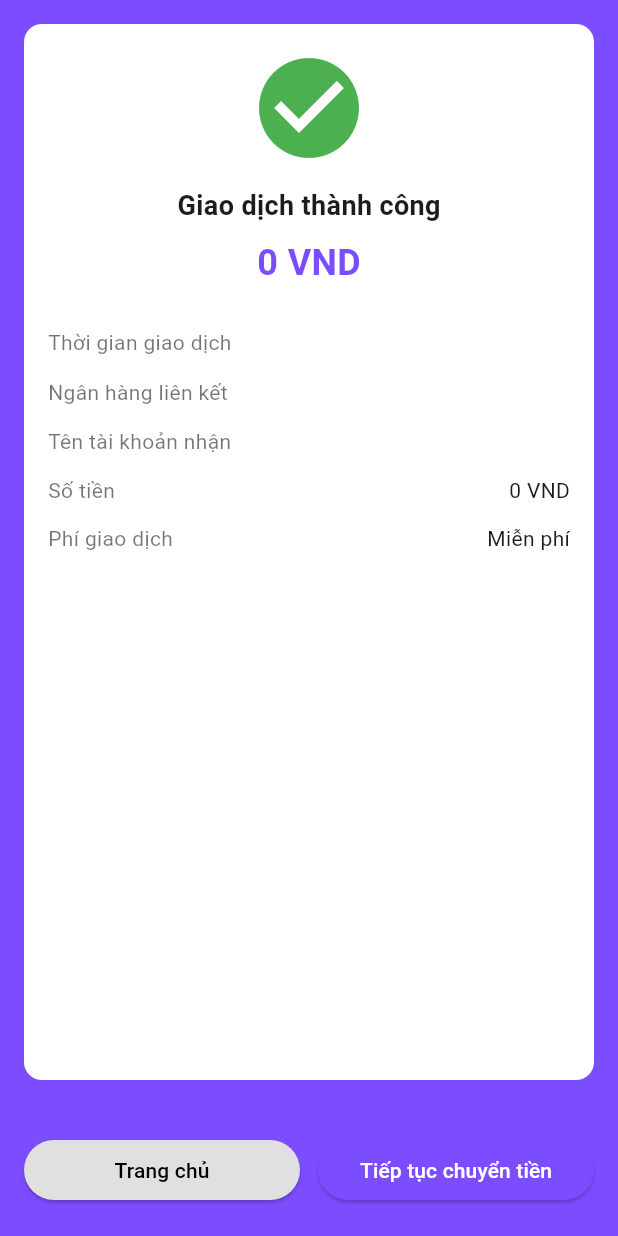
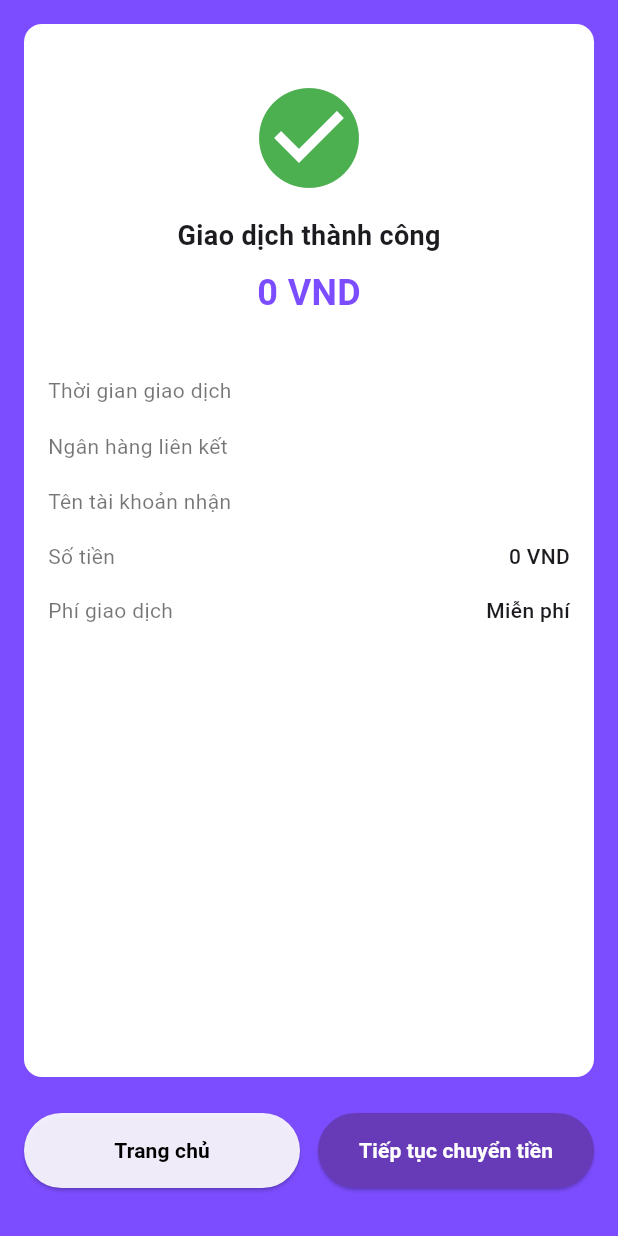
Before and after one commit to tranan251104/app_do_an, a Flutter app: the TransactionResultScreen screen opened directly with empty values, on a phone screen of 412 x 824 dp. Run offline on Flutter 3.47's test engine with Material 3 defaults, Android fonts, the phone set to English and light mode, and no system bars; our stand-ins replace cloud_firestore, easy_localization, firebase_auth, firebase_core, flutter_local_notifications, go_router and 4 more; missing offline and left inert: mobile_scanner; accounts and stored records are empty.

Commit message:
Update code: fix bug: qr_scan_screen and scanner_service

```diff
--- a/lib/navigator/fourth_screen/result_screen.dart
+++ b/lib/navigator/fourth_screen/result_screen.dart
@@ -1,4 +1,5 @@
 import 'package:flutter/material.dart';
+import 'package:app_do_an/navigator/navigator_screen/tabbar_screen.dart';
 import 'package:go_router/go_router.dart';
 
 class TransactionResultScreen extends StatelessWidget {
@@ -6,7 +7,7 @@ class TransactionResultScreen extends StatelessWidget {
   final String accountName;
   final int amount;
   final String time;
-  final bool isServiceTransaction; // 🔹 true = dịch vụ, false = chuyển tiền
+  final bool isServiceTransaction;
 
   const TransactionResultScreen({
     super.key,
@@ -14,7 +15,7 @@ class TransactionResultScreen extends StatelessWidget {
     required this.accountName,
     required this.amount,
     required this.time,
-    this.isServiceTransaction = false, // mặc định là chuyển tiền
+    this.isServiceTransaction = false,
   });
 
   @override
@@ -22,6 +23,7 @@ class TransactionResultScreen extends StatelessWidget {
     return Scaffold(
       backgroundColor: Colors.deepPurpleAccent,
       body: SafeArea(
+        bottom: false, // Để màu nền tràn xuống dưới
         child: Column(
           children: [
             // 🔹 Card thông tin giao dịch
@@ -36,8 +38,8 @@ class TransactionResultScreen extends StatelessWidget {
                 child: Column(
                   crossAxisAlignment: CrossAxisAlignment.center,
                   children: [
-                    const Icon(Icons.check_circle,
-                        color: Colors.green, size: 80),
+                    const SizedBox(height: 20),
+                    const Icon(Icons.check_circle, color: Colors.green, size: 80),
                     const SizedBox(height: 12),
                     const Text(
                       "Giao dịch thành công",
@@ -52,10 +54,9 @@ class TransactionResultScreen extends StatelessWidget {
                         color: Colors.deepPurpleAccent,
                       ),
                     ),
-                    const SizedBox(height: 20),
+                    const SizedBox(height: 30),
                     _infoRow("Thời gian giao dịch", time),
 
-                    // 🔹 Nếu là dịch vụ thì chỉ hiện dịch vụ
                     if (isServiceTransaction)
                       _infoRow("Dịch vụ", accountName)
                     else ...[
@@ -72,32 +73,41 @@ class TransactionResultScreen extends StatelessWidget {
 
             // 🔹 2 nút hành động
             Padding(
-              padding: const EdgeInsets.symmetric(horizontal: 16, vertical: 20),
+              padding: const EdgeInsets.fromLTRB(16, 8, 16, 32), // Tăng padding dưới để tránh bị đè
               child: Row(
                 children: [
                   Expanded(
                     child: ElevatedButton(
                       style: ElevatedButton.styleFrom(
-                        backgroundColor: Colors.grey[300],
+                        backgroundColor: Colors.white.withOpacity(0.9),
                         foregroundColor: Colors.black,
+                        minimumSize: const Size(0, 50),
+                        shape: RoundedRectangleBorder(borderRadius: BorderRadius.circular(25)),
                       ),
                       onPressed: () {
-                        context.go('/tabbar');
+                        // 🔹 Sử dụng Navigator để đẩy về root Tabbar một cách an toàn
+                        Navigator.of(context, rootNavigator: true).pushAndRemoveUntil(
+                          MaterialPageRoute(builder: (context) => const TabbarScreen()),
+                          (route) => false,
+                        );
                       },
-                      child: const Text("Trang chủ"),
+                      child: const Text("Trang chủ", style: TextStyle(fontWeight: FontWeight.bold)),
                     ),
                   ),
                   const SizedBox(width: 12),
                   Expanded(
                     child: ElevatedButton(
                       style: ElevatedButton.styleFrom(
-                        backgroundColor: Colors.deepPurpleAccent,
+                        backgroundColor: Colors.deepPurple,
                         foregroundColor: Colors.white,
+                        minimumSize: const Size(0, 50),
+                        shape: RoundedRectangleBorder(borderRadius: BorderRadius.circular(25)),
                       ),
                       onPressed: () {
+                        // Nếu trang chủ dùng Navigator thì Tiếp tục chuyển tiền cũng nên dùng để đồng bộ
                         context.go('/transfer');
                       },
-                      child: const Text("Tiếp tục chuyển tiền"),
+                      child: const Text("Tiếp tục chuyển tiền", style: TextStyle(fontWeight: FontWeight.bold)),
                     ),
                   ),
                 ],
@@ -111,13 +121,12 @@ class TransactionResultScreen extends StatelessWidget {
 
   Widget _infoRow(String label, String value) {
     return Padding(
-      padding: const EdgeInsets.symmetric(vertical: 6),
+      padding: const EdgeInsets.symmetric(vertical: 8),
       child: Row(
         mainAxisAlignment: MainAxisAlignment.spaceBetween,
         children: [
-          Text(label,
-              style: const TextStyle(fontSize: 14, color: Colors.black54)),
-          Text(value, style: const TextStyle(fontSize: 14)),
+          Text(label, style: const TextStyle(fontSize: 14, color: Colors.black54)),
+          Text(value, style: const TextStyle(fontSize: 14, fontWeight: FontWeight.w500)),
         ],
       ),
     );
--- a/lib/navigator/service/otp.dart
+++ b/lib/navigator/service/otp.dart
@@ -2,7 +2,7 @@ import 'dart:convert';
 import 'package:http/http.dart' as http;
 
 class OtpService {
-  static const String baseUrl = "https://d865-2402-800-f2e6-e812-d094-616e-5114-c3ae.ngrok-free.app/app-do-an-ae40f/us-central1";
+  static const String baseUrl = "https://f8a3-2402-800-bb26-fc8a-95b4-bfe8-eca3-e723.ngrok-free.app/app-do-an-ae40f/us-central1";
 
   static Future<void> sendOtp(String email) async {
     try {
```
Also changed, not shown: lib/navigator/qr/qr_scan_screen.dart (+67 -33 lines), lib/navigator/service/scanner_service.dart (+15 -9 lines).
